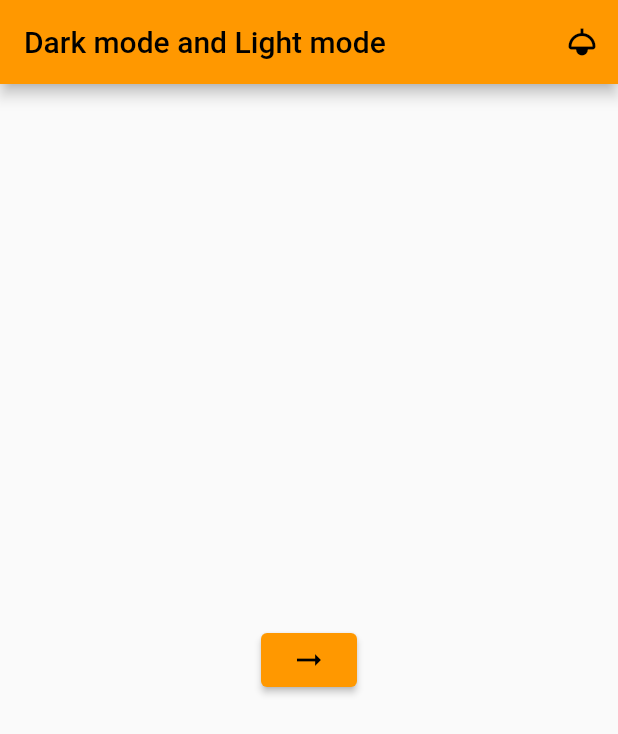
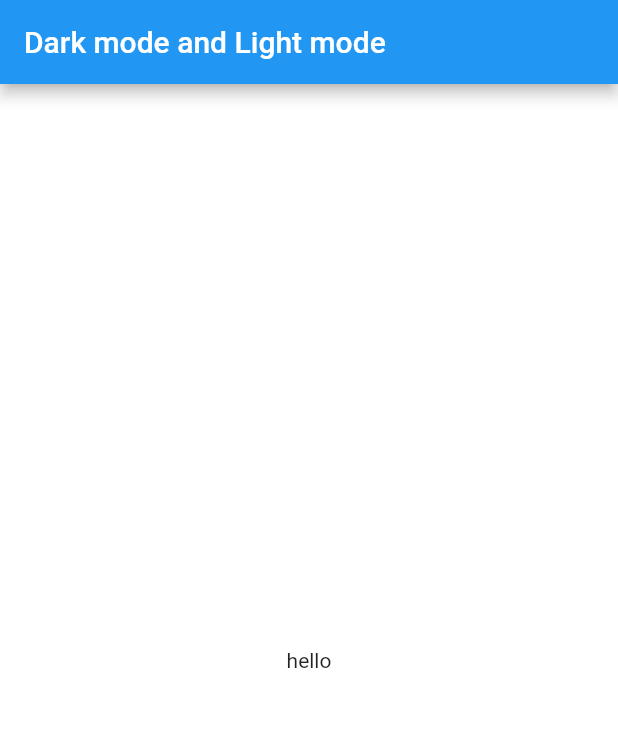
Before and after one commit to muhammedbadusha/BInstagramUi, a Flutter app: the screen it shows after launch, on a phone screen of 412 x 824 dp. Shown: the top 734 px of the screen. Run offline on Flutter 3.47's test engine with Material 2 defaults, Android fonts, the phone set to English and light mode, and no system bars.

Commit message:
dark and white mode

```diff
--- a/lib/Widgets/costomColors.dart
+++ b/lib/Widgets/costomColors.dart
@@ -1,3 +1,21 @@
 import 'package:flutter/material.dart';
 
 final cRed=Colors.red;
+class ThemeClass{
+
+  static ThemeData lightTheme = ThemeData(
+      scaffoldBackgroundColor: Colors.white,
+      colorScheme: ColorScheme.light(),
+      appBarTheme: AppBarTheme(
+        backgroundColor: Colors.blue,
+      )
+  );
+
+  static ThemeData darkTheme = ThemeData(
+      scaffoldBackgroundColor: Colors.black,
+      colorScheme: ColorScheme.dark(),
+      appBarTheme: AppBarTheme(
+        backgroundColor: Colors.black,
+      )
+  );
+}
--- a/lib/main.dart
+++ b/lib/main.dart
@@ -1,3 +1,4 @@
+import 'package:b_instagram_ui/Widgets/costomColors.dart';
 import 'package:b_instagram_ui/screen_Home.dart';
 import 'package:flutter/material.dart';
 
@@ -11,11 +12,12 @@ class MyApp extends StatelessWidget {
   @override
   Widget build(BuildContext context) {
     return MaterialApp(
-      title: 'Flutter Demo',
-      theme: ThemeData(
-        primarySwatch: Colors.blue,
-      ),
-      home:  const ScreenHome(),
+      title: 'Flutter Theme Demo',
+      debugShowCheckedModeBanner: false,
+      themeMode:ThemeMode.system,
+      theme: ThemeClass.lightTheme,
+      darkTheme: ThemeClass.darkTheme,
+      home: ScreenHome(),
     );
   }
 }
--- a/lib/screen_Home.dart
+++ b/lib/screen_Home.dart
@@ -8,57 +8,41 @@ class ScreenHome extends StatefulWidget {
   State<ScreenHome> createState() => _ScreenHomeState();
 }
 
-IconData _iconLight=Icons.light;
-IconData _iconDark=Icons.dark_mode;
-ThemeData _lightTheme =ThemeData(
-  primarySwatch: Colors.orange,
-  brightness: Brightness.light
-);
-ThemeData _darkTheme =ThemeData(
-    primarySwatch: Colors.green,
-    brightness: Brightness.dark
-);
+
+
 class _ScreenHomeState extends State<ScreenHome> {
 
   @override
   Widget build(BuildContext context) {
-    return MaterialApp(
-      theme: _iconBool?_darkTheme:_lightTheme,
-      home: Scaffold(
+    return
+       Scaffold(
         appBar: AppBar(
           title: Text('Dark mode and Light mode'),
-          actions: [
-            IconButton(onPressed: (){
-              setState((){
-                _iconBool=!_iconBool;
-              });
-            }, icon: Icon(_iconBool?_iconDark:_iconLight))
-          ],
         ),
-        body: Center(child: ElevatedButton(onPressed: (){
-          Navigator.of(context).push(MaterialPageRoute(builder: (context)=>Secondtest()));
-        }, child: Icon(Icons.arrow_right_alt))),
-      ),
-    );
+        body: Center(
+          child: Text('hello'),
+        )
+      );
+
   }
 }
-class Secondtest extends StatefulWidget {
-  const Secondtest({Key? key}) : super(key: key);
-
-  @override
-  State<Secondtest> createState() => _SecondtestState();
-}
-
-class _SecondtestState extends State<Secondtest> {
-  @override
-  Widget build(BuildContext context) {
-    return MaterialApp(
-      theme: _iconBool?_darkTheme:_lightTheme,
-      home: Scaffold(
-        appBar: AppBar(
-          title: Text('this is second Page'),
-        ),
-      ),
-    );
-  }
-}
+// class Secondtest extends StatefulWidget {
+//   const Secondtest({Key? key}) : super(key: key);
+//
+//   @override
+//   State<Secondtest> createState() => _SecondtestState();
+// }
+//
+// class _SecondtestState extends State<Secondtest> {
+//   @override
+//   Widget build(BuildContext context) {
+//     return Scaffold(
+//       appBar: AppBar(
+//         title: Text('this is second Page'),
+//       ),
+//       body: Container(
+//         color: cRed,
+//       ),
+//     );
+//   }
+// }
```
